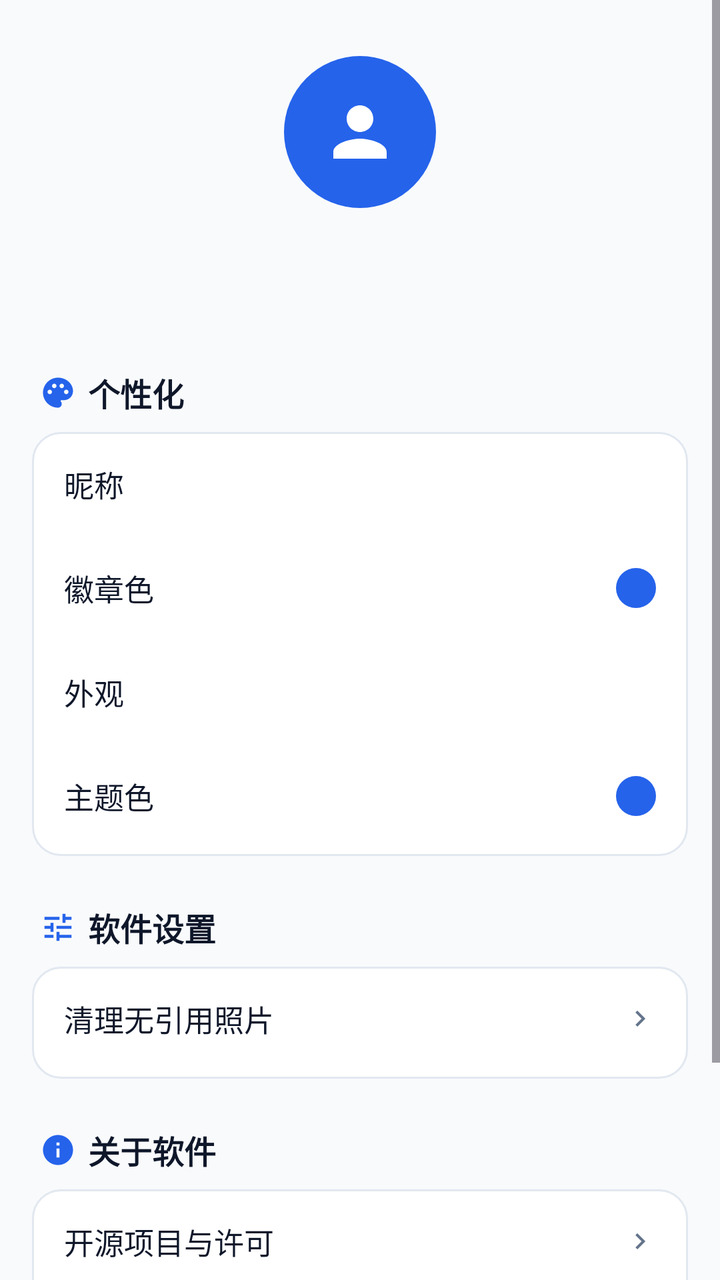
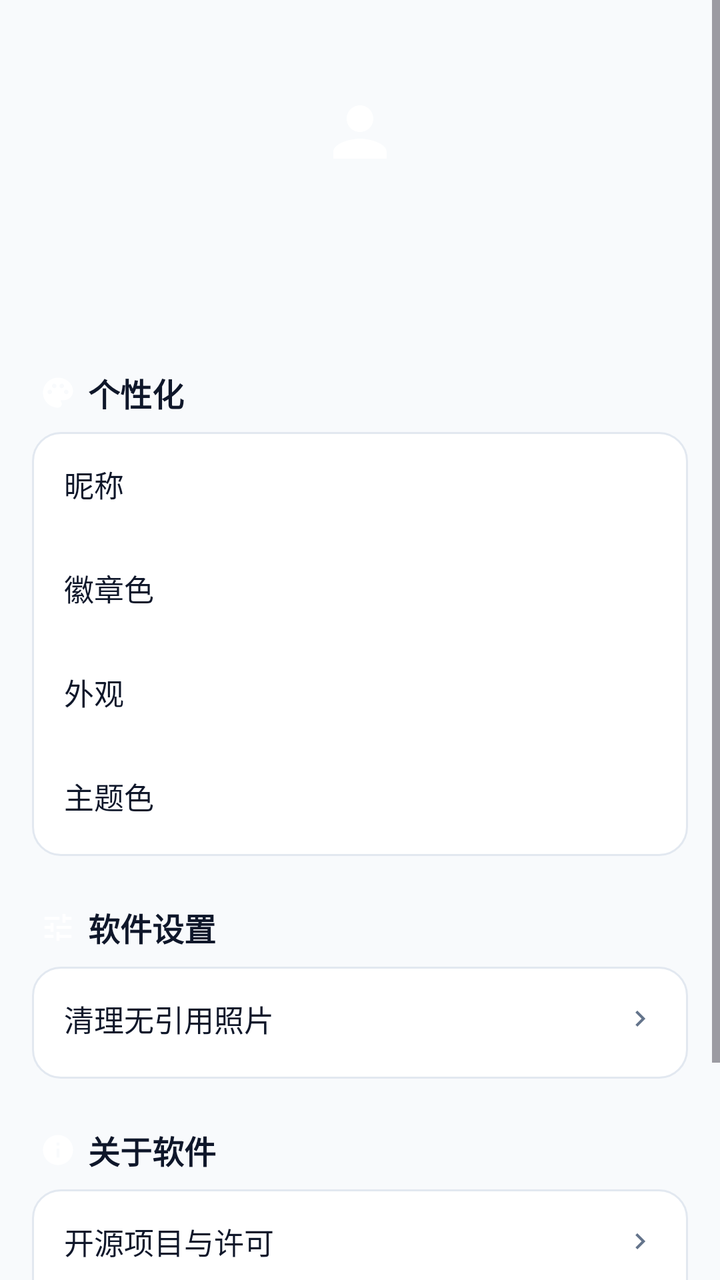

Two renders of the same Android screen: before a commit and after it. Below are the layout's source before the change and the commit's diff.
<!-- AndroidManifest.xml: application theme Theme.CityFootprint -->
<!-- res/layout/fragment_mine.xml -->
<?xml version="1.0" encoding="utf-8"?>
<ScrollView xmlns:android="http://schemas.android.com/apk/res/android"
    xmlns:app="http://schemas.android.com/apk/res-auto"
    android:layout_width="match_parent"
    android:layout_height="match_parent"
    android:background="@color/bg"
    android:fillViewport="true">

    <LinearLayout
        android:layout_width="match_parent"
        android:layout_height="wrap_content"
        android:orientation="vertical"
        android:padding="16dp">

        
        <LinearLayout
            android:layout_width="match_parent"
            android:layout_height="wrap_content"
            android:layout_marginTop="12dp"
            android:gravity="center_horizontal"
            android:orientation="vertical">

            <ImageView
                android:id="@+id/iconAvatar"
                android:layout_width="76dp"
                android:layout_height="76dp"
                android:background="@drawable/bg_avatar"
                android:contentDescription="@null"
                android:padding="18dp"
                android:src="@drawable/ic_person"
                app:tint="@color/on_accent" />

            <TextView
                android:id="@+id/textUuid"
                android:layout_width="wrap_content"
                android:layout_height="wrap_content"
                android:layout_marginTop="12dp"
                android:textColor="@color/text_tertiary"
                android:textSize="12sp" />

            <TextView
                android:id="@+id/textNickname"
                android:layout_width="wrap_content"
                android:layout_height="wrap_content"
                android:layout_marginTop="4dp"
                android:textColor="@color/fg"
                android:textSize="18sp"
                android:textStyle="bold" />
        </LinearLayout>

        
        <LinearLayout
            android:layout_width="match_parent"
            android:layout_height="wrap_content"
            android:layout_marginTop="24dp"
            android:gravity="center_vertical"
            android:orientation="horizontal"
            android:paddingStart="4dp"
            android:paddingBottom="8dp">

            <ImageView
                android:layout_width="18dp"
                android:layout_height="18dp"
                android:contentDescription="@null"
                android:src="@drawable/ic_palette"
                app:tint="?attr/appAccent" />

            <TextView
                android:layout_width="wrap_content"
                android:layout_height="wrap_content"
                android:layout_marginStart="6dp"
                android:text="@string/mine_group_personal"
                android:textColor="@color/fg"
                android:textSize="16sp"
                android:textStyle="bold" />
        </LinearLayout>

        <LinearLayout
            android:layout_width="match_parent"
            android:layout_height="wrap_content"
            android:background="@drawable/bg_card"
            android:orientation="vertical"
            android:paddingBottom="4dp">

            <LinearLayout
                android:id="@+id/rowName"
                android:layout_width="match_parent"
                android:layout_height="52dp"
                android:background="?attr/selectableItemBackground"
                android:gravity="center_vertical"
                android:orientation="horizontal"
                android:paddingStart="16dp"
                android:paddingEnd="16dp">

                <TextView
                    android:layout_width="0dp"
                    android:layout_height="wrap_content"
                    android:layout_weight="1"
                    android:text="@string/mine_name"
                    android:textColor="@color/fg"
                    android:textSize="15sp" />

                <TextView
                    android:id="@+id/textNameValue"
                    android:layout_width="wrap_content"
                    android:layout_height="wrap_content"
                    android:textColor="@color/text_secondary"
                    android:textSize="13sp" />
            </LinearLayout>

            <LinearLayout
                android:id="@+id/rowBadge"
                android:layout_width="match_parent"
                android:layout_height="52dp"
                android:background="?attr/selectableItemBackground"
                android:gravity="center_vertical"
                android:orientation="horizontal"
                android:paddingStart="16dp"
                android:paddingEnd="16dp">

                <TextView
                    android:layout_width="0dp"
                    android:layout_height="wrap_content"
                    android:layout_weight="1"
                    android:text="@string/mine_badge_color"
                    android:textColor="@color/fg"
                    android:textSize="15sp" />

                <View
                    android:id="@+id/colorDot"
                    android:layout_width="20dp"
                    android:layout_height="20dp"
                    android:background="@drawable/bg_avatar" />
            </LinearLayout>

            <LinearLayout
                android:id="@+id/rowAppearance"
                android:layout_width="match_parent"
                android:layout_height="52dp"
                android:background="?attr/selectableItemBackground"
                android:gravity="center_vertical"
                android:orientation="horizontal"
                android:paddingStart="16dp"
                android:paddingEnd="16dp">

                <TextView
                    android:layout_width="0dp"
                    android:layout_height="wrap_content"
                    android:layout_weight="1"
                    android:text="@string/mine_appearance"
                    android:textColor="@color/fg"
                    android:textSize="15sp" />

                <TextView
                    android:id="@+id/textAppearance"
                    android:layout_width="wrap_content"
                    android:layout_height="wrap_content"
                    android:textColor="@color/text_secondary"
                    android:textSize="13sp" />
            </LinearLayout>

            <LinearLayout
                android:id="@+id/rowTheme"
                android:layout_width="match_parent"
                android:layout_height="52dp"
                android:background="?attr/selectableItemBackground"
                android:gravity="center_vertical"
                android:orientation="horizontal"
                android:paddingStart="16dp"
                android:paddingEnd="16dp">

                <TextView
                    android:layout_width="0dp"
                    android:layout_height="wrap_content"
                    android:layout_weight="1"
                    android:text="@string/mine_theme_color"
                    android:textColor="@color/fg"
                    android:textSize="15sp" />

                <View
                    android:id="@+id/colorDotTheme"
                    android:layout_width="20dp"
                    android:layout_height="20dp"
                    android:background="@drawable/bg_avatar" />
            </LinearLayout>
        </LinearLayout>

        
        <LinearLayout
            android:layout_width="match_parent"
            android:layout_height="wrap_content"
            android:layout_marginTop="24dp"
            android:gravity="center_vertical"
            android:orientation="horizontal"
            android:paddingStart="4dp"
            android:paddingBottom="8dp">

            <ImageView
                android:layout_width="18dp"
                android:layout_height="18dp"
                android:contentDescription="@null"
                android:src="@drawable/ic_tune"
                app:tint="?attr/appAccent" />

            <TextView
                android:layout_width="wrap_content"
                android:layout_height="wrap_content"
                android:layout_marginStart="6dp"
                android:text="@string/mine_group_software"
                android:textColor="@color/fg"
                android:textSize="16sp"
                android:textStyle="bold" />
        </LinearLayout>

        <LinearLayout
            android:layout_width="match_parent"
            android:layout_height="wrap_content"
            android:background="@drawable/bg_card"
            android:orientation="vertical"
            android:paddingBottom="4dp">



            <LinearLayout
                android:id="@+id/rowCleanupPhotos"
                android:layout_width="match_parent"
                android:layout_height="52dp"
                android:background="?attr/selectableItemBackground"
                android:gravity="center_vertical"
                android:orientation="horizontal"
                android:paddingStart="16dp"
                android:paddingEnd="16dp">

                <TextView
                    android:layout_width="0dp"
                    android:layout_height="wrap_content"
                    android:layout_weight="1"
                    android:text="@string/mine_cleanup_photos"
                    android:textColor="@color/fg"
                    android:textSize="15sp" />

                <ImageView
                    android:layout_width="16dp"
                    android:layout_height="16dp"
                    android:contentDescription="@null"
                    android:src="@drawable/ic_arrow_right"
                    app:tint="@color/text_tertiary" />
            </LinearLayout>
        </LinearLayout>

        
        <LinearLayout
            android:layout_width="match_parent"
            android:layout_height="wrap_content"
            android:layout_marginTop="24dp"
            android:gravity="center_vertical"
            android:orientation="horizontal"
            android:paddingStart="4dp"
            android:paddingBottom="8dp">

            <ImageView
                android:layout_width="18dp"
                android:layout_height="18dp"
                android:contentDescription="@null"
                android:src="@drawable/ic_info"
                app:tint="?attr/appAccent" />

            <TextView
                android:layout_width="wrap_content"
                android:layout_height="wrap_content"
                android:layout_marginStart="6dp"
                android:text="@string/mine_group_about"
                android:textColor="@color/fg"
                android:textSize="16sp"
                android:textStyle="bold" />
        </LinearLayout>

        <LinearLayout
            android:layout_width="match_parent"
            android:layout_height="wrap_content"
            android:background="@drawable/bg_card"
            android:orientation="vertical"
            android:paddingBottom="4dp">

            <LinearLayout
                android:id="@+id/rowOpenSource"
                android:layout_width="match_parent"
                android:layout_height="52dp"
                android:background="?attr/selectableItemBackground"
                android:gravity="center_vertical"
                android:orientation="horizontal"
                android:paddingStart="16dp"
                android:paddingEnd="16dp">

                <TextView
                    android:layout_width="0dp"
                    android:layout_height="wrap_content"
                    android:layout_weight="1"
                    android:text="@string/mine_open_source"
                    android:textColor="@color/fg"
                    android:textSize="15sp" />

                <ImageView
                    android:layout_width="16dp"
                    android:layout_height="16dp"
                    android:contentDescription="@null"
                    android:src="@drawable/ic_arrow_right"
                    app:tint="@color/text_tertiary" />
            </LinearLayout>

            <LinearLayout
                android:id="@+id/rowCheckUpdate"
                android:layout_width="match_parent"
                android:layout_height="52dp"
                android:background="?attr/selectableItemBackground"
                android:gravity="center_vertical"
                android:orientation="horizontal"
                android:paddingStart="16dp"
                android:paddingEnd="16dp">

                <TextView
                    android:layout_width="0dp"
                    android:layout_height="wrap_content"
                    android:layout_weight="1"
                    android:text="@string/mine_check_update"
                    android:textColor="@color/fg"
                    android:textSize="15sp" />

                <ImageView
                    android:layout_width="16dp"
                    android:layout_height="16dp"
                    android:contentDescription="@null"
                    android:src="@drawable/ic_arrow_right"
                    app:tint="@color/text_tertiary" />
            </LinearLayout>

            <LinearLayout
                android:layout_width="match_parent"
                android:layout_height="52dp"
                android:gravity="center_vertical"
                android:orientation="horizontal"
                android:paddingStart="16dp"
                android:paddingEnd="16dp">

                <TextView
                    android:layout_width="0dp"
                    android:layout_height="wrap_content"
                    android:layout_weight="1"
                    android:text="@string/mine_version"
                    android:textColor="@color/fg"
                    android:textSize="15sp" />

                <TextView
                    android:id="@+id/textVersion"
                    android:layout_width="wrap_content"
                    android:layout_height="wrap_content"
                    android:textColor="@color/text_secondary"
                    android:textSize="13sp" />
            </LinearLayout>
        </LinearLayout>
    </LinearLayout>
</ScrollView>
<!-- resources referenced by this layout -->
<resources>
  <color name="bg">#F8FAFC</color>
  <color name="fg">#0F172A</color>
  <color name="on_accent">#FFFFFF</color>
  <color name="text_secondary">#64748B</color>
  <color name="text_tertiary">#64748B</color>
  <!-- drawable bg_avatar (drawable) -->
  <?xml version="1.0" encoding="utf-8"?>
  <shape xmlns:android="http://schemas.android.com/apk/res/android"
      android:shape="oval">
      <solid android:color="?attr/appAccent" />
  </shape>
  <string name="mine_appearance">外观</string>
  <string name="mine_badge_color">徽章色</string>
  <string name="mine_check_update">检查更新</string>
  <string name="mine_cleanup_photos">清理无引用照片</string>
  <string name="mine_group_about">关于软件</string>
  <string name="mine_group_personal">个性化</string>
  <string name="mine_group_software">软件设置</string>
  <string name="mine_name">昵称</string>
  <string name="mine_open_source">开源项目与许可</string>
  <string name="mine_theme_color">主题色</string>
  <string name="mine_version">版本</string>
  <style name="Theme.CityFootprint" parent="Theme.Material3.DayNight.NoActionBar">
          
          <item name="appAccent">@color/accent</item>
          <item name="appAccentLight">@color/accent_light</item>
          <item name="colorPrimary">?attr/appAccent</item>
          <item name="colorOnPrimary">@color/on_accent</item>
          <item name="colorPrimaryContainer">?attr/appAccentLight</item>
          <item name="colorOnPrimaryContainer">@color/accent_soft_fg</item>
          <item name="colorSecondary">?attr/appAccent</item>
          <item name="colorSecondaryContainer">?attr/appAccentLight</item>
          <item name="colorOnSecondaryContainer">@color/accent_soft_fg</item>
          <item name="colorSurface">@color/card</item>
          <item name="colorOnSurface">@color/fg</item>
          <item name="colorOnSurfaceVariant">@color/muted_fg</item>
          
          <item name="colorOutline">@color/muted_fg</item>
          
          <item name="colorSurfaceContainerHighest">@color/muted</item>
          <item name="colorError">@color/destructive</item>
          <item name="android:colorBackground">@color/bg</item>
  
          
          <item name="android:statusBarColor">@color/window_bg_light</item>
          <item name="android:navigationBarColor">@color/window_bg_light</item>
          <item name="android:windowLightStatusBar">@bool/window_light_system_bars</item>
          <item name="android:windowLightNavigationBar" tools:targetApi="27">@bool/window_light_system_bars</item>
          
          <item name="android:forceDarkAllowed" tools:targetApi="29">false</item>
  
          
          <item name="materialCardViewStyle">@style/Widget.App.CardView</item>
          <item name="materialButtonStyle">@style/Widget.App.Button</item>
          <item name="popupMenuStyle">@style/Widget.App.PopupMenu</item>
      </style>
  <color name="card">#FFFFFF</color>
  <color name="border">#E2E8F0</color>
  <color name="accent">#2563EB</color>
  <color name="accent_light">#EFF6FF</color>
  <color name="accent_soft_fg">#1D4ED8</color>
  <color name="muted_fg">#64748B</color>
  <color name="muted">#E2E8F0</color>
  <color name="destructive">#DC2626</color>
  <color name="window_bg_light">#FFFFFF</color>
  <style name="Widget.App.Button" parent="Widget.Material3.Button">
          <item name="cornerRadius">999dp</item>
      </style>
  <style name="Widget.App.PopupMenu" parent="Widget.Material3.PopupMenu">
          <item name="android:popupBackground">@drawable/bg_popup_menu</item>
          
          <item name="dropdownListPreferredItemHeight">52dp</item>
          <item name="android:textAppearanceLargePopupMenu">@style/TextAppearance.App.PopupMenuItem</item>
      </style>
  <style name="TextAppearance.App.PopupMenuItem" parent="TextAppearance.Material3.BodyLarge">
          <item name="android:textColor">@color/fg</item>
          <item name="android:textSize">15sp</item>
      </style>
  <!-- unchanged entries left out for length: 8 -->
</resources>

<!-- the commit's change to res/layout/fragment_mine.xml (unified diff, before → after) -->
@@ -63,7 +63,7 @@
                 android:layout_height="18dp"
                 android:contentDescription="@null"
                 android:src="@drawable/ic_palette"
-                app:tint="?attr/appAccent" />
+                app:tint="?attr/colorPrimary" />
 
             <TextView
                 android:layout_width="wrap_content"
@@ -200,7 +200,7 @@
                 android:layout_height="18dp"
                 android:contentDescription="@null"
                 android:src="@drawable/ic_tune"
-                app:tint="?attr/appAccent" />
+                app:tint="?attr/colorPrimary" />
 
             <TextView
                 android:layout_width="wrap_content"
@@ -263,7 +263,7 @@
                 android:layout_height="18dp"
                 android:contentDescription="@null"
                 android:src="@drawable/ic_info"
-                app:tint="?attr/appAccent" />
+                app:tint="?attr/colorPrimary" />
 
             <TextView
                 android:layout_width="wrap_content"
<!-- resource entries referenced after the edit -->
@@ -9,7 +9,7 @@
   <?xml version="1.0" encoding="utf-8"?>
   <shape xmlns:android="http://schemas.android.com/apk/res/android"
       android:shape="oval">
-      <solid android:color="?attr/appAccent" />
+      <solid android:color="?attr/colorPrimary" />
   </shape>
   <string name="mine_appearance">外观</string>
   <string name="mine_badge_color">徽章色</string>
@@ -26,11 +26,11 @@
           
           <item name="appAccent">@color/accent</item>
           <item name="appAccentLight">@color/accent_light</item>
-          <item name="colorPrimary">?attr/appAccent</item>
+          <item name="colorPrimary">?attr/colorPrimary</item>
           <item name="colorOnPrimary">@color/on_accent</item>
           <item name="colorPrimaryContainer">?attr/appAccentLight</item>
           <item name="colorOnPrimaryContainer">@color/accent_soft_fg</item>
-          <item name="colorSecondary">?attr/appAccent</item>
+          <item name="colorSecondary">?attr/colorPrimary</item>
           <item name="colorSecondaryContainer">?attr/appAccentLight</item>
           <item name="colorOnSecondaryContainer">@color/accent_soft_fg</item>
           <item name="colorSurface">@color/card</item>
